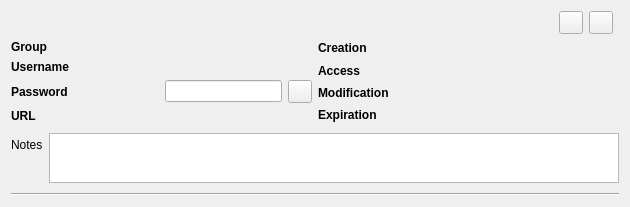
keepassxreboot/keepassxc, file src/gui/DetailsWidget.ui: the form before one commit.
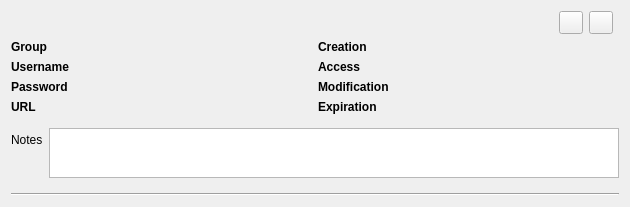
The form after the commit. Custom widgets are drawn as their Qt base class.

Commit message: fix group parent, add details update by keyboard

Diff of the .ui file:
```diff
--- a/src/gui/DetailsWidget.ui
+++ b/src/gui/DetailsWidget.ui
@@ -235,33 +235,6 @@
              <item row="1" column="1">
               <widget class="QLabel" name="usernameLabel"/>
              </item>
-             <item row="2" column="1">
-              <layout class="QHBoxLayout" name="horizontalLayout_2">
-               <item>
-                <widget class="PasswordEdit" name="passwordEdit">
-                 <property name="sizePolicy">
-                  <sizepolicy hsizetype="Minimum" vsizetype="Fixed">
-                   <horstretch>0</horstretch>
-                   <verstretch>0</verstretch>
-                  </sizepolicy>
-                 </property>
-                 <property name="maxLength">
-                  <number>999</number>
-                 </property>
-                 <property name="readOnly">
-                  <bool>true</bool>
-                 </property>
-                </widget>
-               </item>
-               <item>
-                <widget class="QToolButton" name="togglePasswordButton">
-                 <property name="checkable">
-                  <bool>true</bool>
-                 </property>
-                </widget>
-               </item>
-              </layout>
-             </item>
              <item row="3" column="1">
               <widget class="QLabel" name="urlLabel">
                <property name="sizePolicy">
@@ -275,6 +248,9 @@
                </property>
               </widget>
              </item>
+             <item row="2" column="1">
+              <widget class="QLabel" name="passwordLabel"/>
+             </item>
             </layout>
            </item>
           </layout>
@@ -539,14 +515,6 @@
    </property>
   </action>
  </widget>
- <customwidgets>
-  <customwidget>
-   <class>PasswordEdit</class>
-   <extends>QLineEdit</extends>
-   <header>gui/PasswordEdit.h</header>
-   <container>1</container>
-  </customwidget>
- </customwidgets>
  <resources/>
  <connections/>
 </ui>
```
The commit also changes 4 other files.
